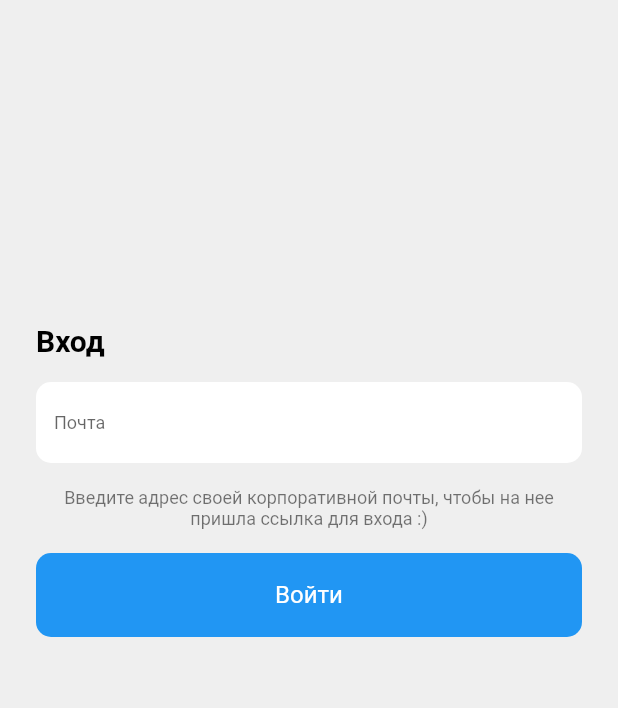
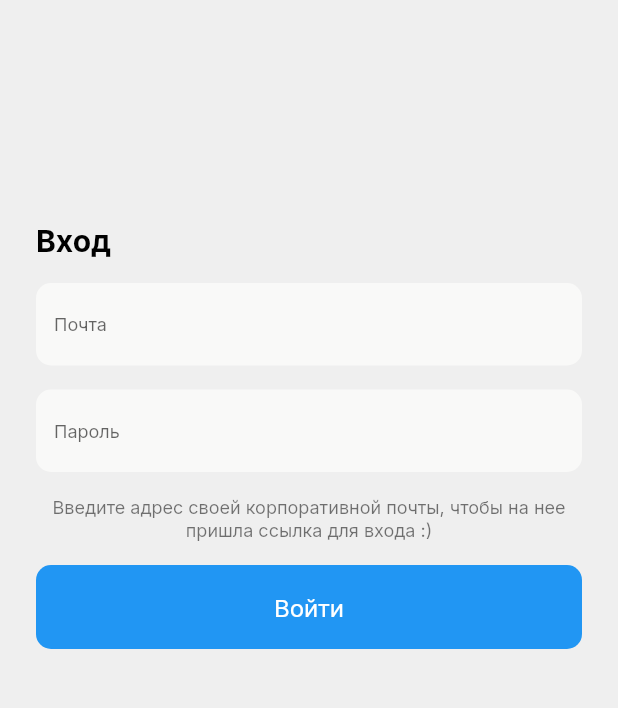
Before and after one commit to GeorgFed/hse_chat, a Flutter app: the screen it shows after launch, after a tap on "Войти", on a phone screen of 412 x 824 dp, the part 74-782 px from its top. Run offline on Flutter 3.47's test engine with Material 2 defaults, Android fonts, the phone set to English and light mode, and no system bars; our stand-ins replace flutter_riverpod, flutter_svg, freezed_annotation, google_fonts, hooks_riverpod; Roboto replaces fonts that are missing (Helvetica).

Commit message:
adds button and input widget and google fonts

```diff
--- /dev/null
+++ b/lib/common/widgets/button.dart
@@ -0,0 +1,40 @@
+import 'package:flutter/material.dart';
+
+class HButton extends StatelessWidget {
+  final String text;
+  final double height;
+  final VoidCallback? onTap;
+
+  static const _cornerRadius = 10.0;
+
+  const HButton({
+    required this.text,
+    required this.onTap,
+    this.height = 56.0,
+    Key? key,
+  }) : super(key: key);
+
+  @override
+  Widget build(BuildContext context) {
+    final theme = Theme.of(context);
+
+    return ElevatedButton(
+      onPressed: onTap,
+      style: ElevatedButton.styleFrom(
+        minimumSize: Size.fromHeight(height),
+        elevation: 0.0,
+        primary: theme.primaryColor,
+        shape: RoundedRectangleBorder(
+          borderRadius: BorderRadius.circular(
+            _cornerRadius,
+          ),
+        ),
+      ),
+      child: Text(
+        text,
+        textAlign: TextAlign.center,
+        style: Theme.of(context).textTheme.button,
+      ),
+    );
+  }
+}
--- /dev/null
+++ b/lib/common/widgets/input_field.dart
@@ -0,0 +1,35 @@
+import 'package:flutter/material.dart';
+
+import '../style/colors.dart';
+
+class HInputField extends StatelessWidget {
+  final String? placeholder;
+
+  static const _cornerRadius = 10.0;
+
+  const HInputField({
+    this.placeholder,
+    Key? key,
+  }) : super(key: key);
+
+  @override
+  Widget build(BuildContext context) {
+    final theme = Theme.of(context);
+
+    return TextField(
+      decoration: InputDecoration(
+        border: const OutlineInputBorder(
+          borderRadius: BorderRadius.all(
+            Radius.circular(
+              _cornerRadius,
+            ),
+          ),
+          borderSide: BorderSide.none,
+        ),
+        fillColor: HThemeColors.gray1,
+        filled: true,
+        hintText: placeholder,
+      ),
+    );
+  }
+}
--- a/lib/features/auth/page.dart
+++ b/lib/features/auth/page.dart
@@ -3,6 +3,8 @@ import 'package:flutter_svg/flutter_svg.dart';
 import 'package:hooks_riverpod/hooks_riverpod.dart';
 
 import '../../common/style/assets.dart';
+import '../../common/widgets/button.dart';
+import '../../common/widgets/input_field.dart';
 
 class AuthPage extends ConsumerWidget {
   const AuthPage({Key? key}) : super(key: key);
@@ -15,7 +17,7 @@ class AuthPage extends ConsumerWidget {
         body: Padding(
           padding: const EdgeInsets.symmetric(horizontal: 24.0),
           child: Center(
-            heightFactor: 3.0,
+            heightFactor: 2.0,
             child: Wrap(
               spacing: 16.0,
               runSpacing: 16.0,
@@ -28,17 +30,8 @@ class AuthPage extends ConsumerWidget {
                       ?.copyWith(color: Colors.black),
                   textAlign: TextAlign.start,
                 ),
-                const TextField(
-                  decoration: InputDecoration(
-                    border: OutlineInputBorder(
-                      borderRadius: BorderRadius.all(Radius.circular(10.0)),
-                      borderSide: BorderSide.none,
-                    ),
-                    fillColor: Colors.white,
-                    filled: true,
-                    hintText: 'Почта',
-                  ),
-                ),
+                const HInputField(placeholder: 'Почта'),
+                const HInputField(placeholder: 'Пароль'),
                 Text(
                   'Введите адрес своей корпоративной почты, чтобы на нее пришла ссылка для входа :)',
                   style: Theme.of(context)
@@ -47,24 +40,9 @@ class AuthPage extends ConsumerWidget {
                       ?.copyWith(color: Colors.black54),
                   textAlign: TextAlign.center,
                 ),
-                ElevatedButton(
-                  onPressed: () {},
-                  style: ElevatedButton.styleFrom(
-                    minimumSize: const Size.fromHeight(56.0),
-                    elevation: 0.0,
-                    primary: Colors.blue,
-                    shape: RoundedRectangleBorder(
-                      borderRadius: BorderRadius.circular(10.0),
-                    ),
-                  ),
-                  child: Text(
-                    'Войти',
-                    textAlign: TextAlign.center,
-                    style: Theme.of(context)
-                        .textTheme
-                        .button
-                        ?.copyWith(color: Colors.white),
-                  ),
+                HButton(
+                  text: 'Войти',
+                  onTap: () {},
                 ),
               ],
             ),
--- a/lib/main.dart
+++ b/lib/main.dart
@@ -1,18 +1,22 @@
 import 'package:flutter/material.dart';
 import 'package:flutter_riverpod/flutter_riverpod.dart';
 import 'package:flutter_svg/svg.dart';
+import 'package:google_fonts/google_fonts.dart';
 
 import 'common/style/assets.dart';
 import 'features/auth/page.dart';
 
-void main() => runApp(
-      const ProviderScope(
-        child: MyApp(),
-      ),
-    );
+void main() {
+  WidgetsFlutterBinding.ensureInitialized();
+  runApp(
+    const ProviderScope(
+      child: App(),
+    ),
+  );
+}
 
-class MyApp extends StatelessWidget {
-  const MyApp({Key? key}) : super(key: key);
+class App extends StatelessWidget {
+  const App({Key? key}) : super(key: key);
 
   @override
   Widget build(BuildContext context) => MaterialApp(
@@ -22,12 +26,16 @@ class MyApp extends StatelessWidget {
             elevation: 0,
             backgroundColor: Color(0xFFEFEFEF),
           ),
-          fontFamily: 'Helvetica',
+          fontFamily: GoogleFonts.inter().fontFamily,
           textTheme: const TextTheme(
             headline1: TextStyle(fontSize: 34.0, fontWeight: FontWeight.bold),
             headline2: TextStyle(fontSize: 24.0, fontWeight: FontWeight.bold),
             headline3: TextStyle(fontSize: 20.0, fontWeight: FontWeight.bold),
-            button: TextStyle(fontSize: 16.0, fontWeight: FontWeight.w400),
+            button: TextStyle(
+              fontSize: 16.0,
+              fontWeight: FontWeight.w400,
+              color: Colors.white,
+            ),
             bodyText1: TextStyle(fontSize: 12.0, fontWeight: FontWeight.normal),
             subtitle1: TextStyle(fontSize: 12.0, fontWeight: FontWeight.w400),
           ),
--- a/pubspec.yaml
+++ b/pubspec.yaml
@@ -20,6 +20,7 @@ dependencies:
   flutter_hooks: ^0.18.3
   cupertino_icons: ^1.0.2
   flutter_svg: ^1.0.3
+  google_fonts: ^2.3.1
 
 dev_dependencies:
   flutter_test:
```
Also changed, not shown: 5 other files.
